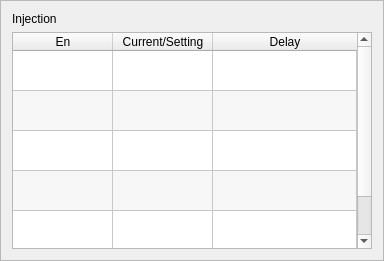
Before: the Qt Designer form hcinstruction/ichcinjectionpage.ui in dongdong-2009/3-5AxisRobot, drawn with Qt 5.
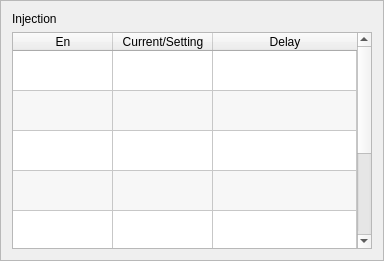
After: the same form once the commit is applied. Icons and pictures are not drawn.

```diff
--- a/hcinstruction/ichcinjectionpage.ui
+++ b/hcinstruction/ichcinjectionpage.ui
@@ -133,21 +133,31 @@
        <string>Ejection Permit</string>
       </property>
      </row>
-     <row>
-      <property name="text">
-       <string>Core1 Permit</string>
-      </property>
-     </row>
-     <row>
-      <property name="text">
-       <string>Core2 Permit</string>
-      </property>
-     </row>
      <row>
       <property name="text">
        <string>Ejection BW Permit</string>
       </property>
      </row>
+     <row>
+      <property name="text">
+       <string>Core1 In Permit</string>
+      </property>
+     </row>
+     <row>
+      <property name="text">
+       <string>Core1 Out Permit</string>
+      </property>
+     </row>
+     <row>
+      <property name="text">
+       <string>Core2 In Permit</string>
+      </property>
+     </row>
+     <row>
+      <property name="text">
+       <string>Core2 Out Permit</string>
+      </property>
+     </row>
      <column>
       <property name="text">
        <string>En</string>
@@ -196,29 +206,42 @@
       <property name="checkState">
        <enum>Unchecked</enum>
       </property>
+     </item>
+     <item row="3" column="0">
+      <property name="text">
+       <string/>
+      </property>
+      <property name="checkState">
+       <enum>Unchecked</enum>
+      </property>
       <property name="flags">
        <set>ItemIsSelectable|ItemIsUserCheckable|ItemIsEnabled</set>
       </property>
      </item>
-     <item row="2" column="1">
-      <property name="text">
-       <string/>
-      </property>
-     </item>
-     <item row="3" column="0">
-      <property name="text">
-       <string/>
-      </property>
-      <property name="checkState">
-       <enum>Unchecked</enum>
-      </property>
-     </item>
      <item row="3" column="1">
       <property name="text">
        <string/>
       </property>
      </item>
      <item row="4" column="0">
+      <property name="text">
+       <string/>
+      </property>
+      <property name="checkState">
+       <enum>Unchecked</enum>
+      </property>
+     </item>
+     <item row="4" column="1">
+      <property name="text">
+       <string/>
+      </property>
+     </item>
+     <item row="5" column="0">
+      <property name="checkState">
+       <enum>Unchecked</enum>
+      </property>
+     </item>
+     <item row="6" column="0">
       <property name="checkState">
        <enum>Unchecked</enum>
       </property>
```
